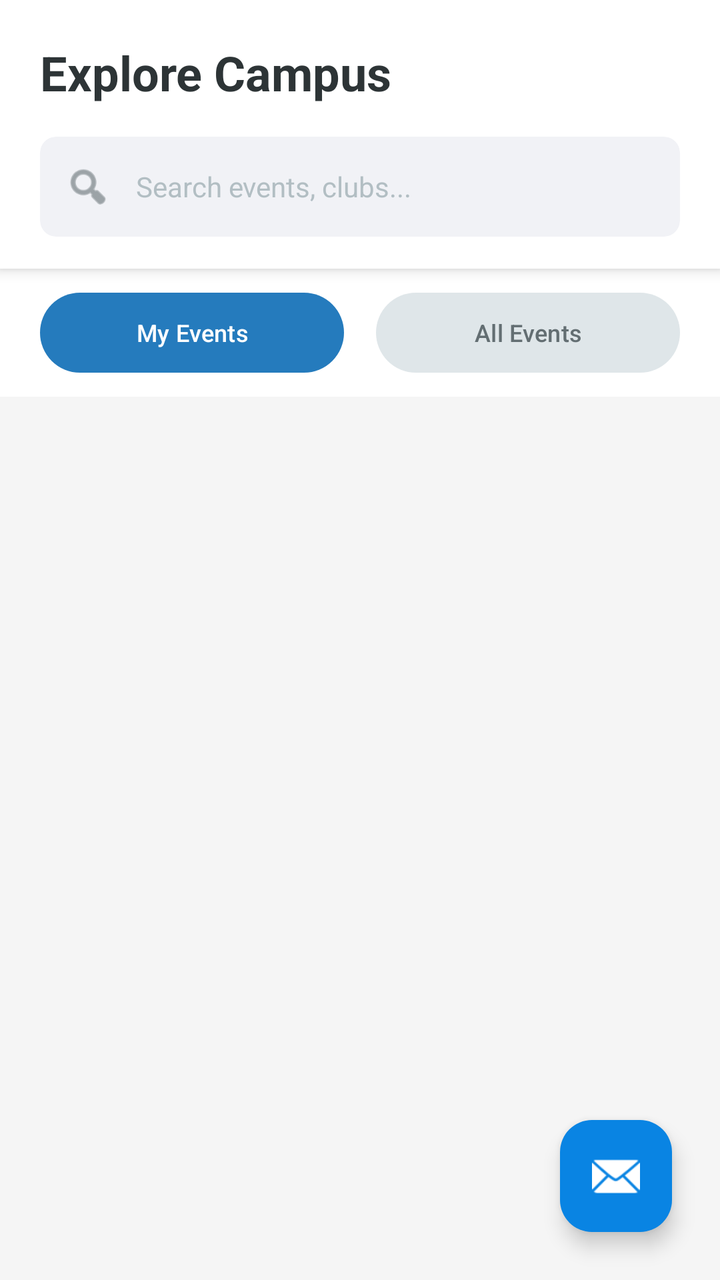
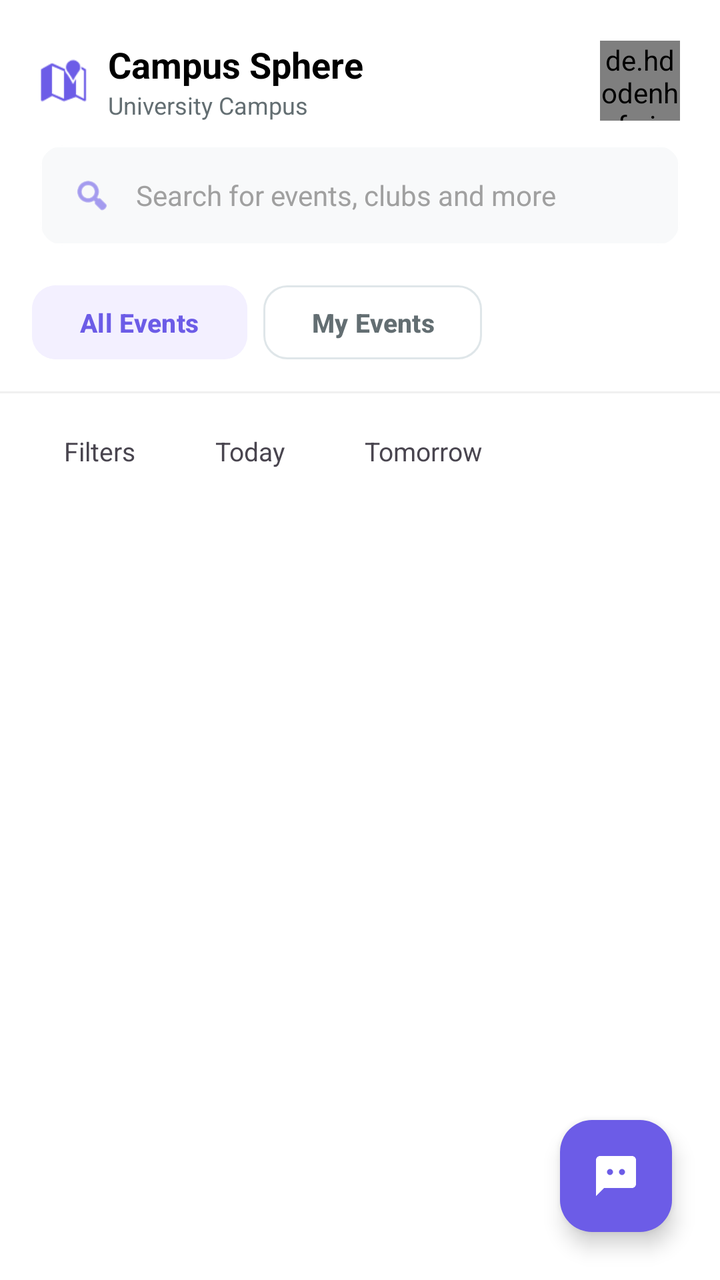

Before-and-after screenshots of an Android layout around one commit, followed by the original layout XML and the change that was made.
<!-- AndroidManifest.xml: application theme Theme.Campus_Sphere -->
<!-- res/layout/user_home.xml -->
<?xml version="1.0" encoding="utf-8"?>
<androidx.coordinatorlayout.widget.CoordinatorLayout
    xmlns:android="http://schemas.android.com/apk/res/android"
    xmlns:app="http://schemas.android.com/apk/res-auto"
    android:layout_width="match_parent"
    android:layout_height="match_parent"
    android:background="#F5F5F5">

    <LinearLayout
        android:layout_width="match_parent"
        android:layout_height="match_parent"
        android:orientation="vertical">

        <LinearLayout
            android:layout_width="match_parent"
            android:layout_height="wrap_content"
            android:background="#FFFFFF"
            android:orientation="vertical"
            android:paddingStart="20dp"
            android:paddingEnd="20dp"
            android:paddingTop="20dp"
            android:paddingBottom="16dp"
            android:elevation="4dp">

            <TextView
                android:layout_width="wrap_content"
                android:layout_height="wrap_content"
                android:text="Explore Campus"
                android:textSize="24sp"
                android:textStyle="bold"
                android:textColor="#2D3436"
                android:layout_marginBottom="16dp"/>

            <androidx.cardview.widget.CardView
                android:layout_width="match_parent"
                android:layout_height="50dp"
                app:cardCornerRadius="8dp"
                app:cardElevation="0dp"
                app:cardBackgroundColor="#F1F2F6">

                <LinearLayout
                    android:layout_width="match_parent"
                    android:layout_height="match_parent"
                    android:gravity="center_vertical"
                    android:orientation="horizontal"
                    android:paddingHorizontal="12dp">

                    <ImageView
                        android:layout_width="24dp"
                        android:layout_height="24dp"
                        android:src="@android:drawable/ic_menu_search"
                        app:tint="#636E72"/>

                    <EditText
                        android:id="@+id/search_bar"
                        android:layout_width="match_parent"
                        android:layout_height="match_parent"
                        android:background="@android:color/transparent"
                        android:hint="Search events, clubs..."
                        android:textSize="14sp"
                        android:layout_marginStart="12dp"
                        android:textColor="#2D3436"
                        android:textColorHint="#B2BEC3"
                        android:maxLines="1"
                        android:inputType="text"/>
                </LinearLayout>
            </androidx.cardview.widget.CardView>
        </LinearLayout>

        <LinearLayout
            android:layout_width="match_parent"
            android:layout_height="wrap_content"
            android:orientation="horizontal"
            android:background="#FFFFFF"
            android:paddingVertical="12dp"
            android:paddingHorizontal="20dp">

            <Button
                android:id="@+id/btnMyEvents"
                android:layout_width="0dp"
                android:layout_height="40dp"
                android:layout_marginEnd="8dp"
                android:layout_weight="1"
                android:background="@drawable/bg_tab_selected"
                android:text="My Events"
                android:textColor="#FFFFFF"
                android:textSize="12sp"
                app:backgroundTint="#257BBD" />

            <Button
                android:id="@+id/btnAllEvents"
                android:layout_width="0dp"
                android:layout_height="40dp"
                android:layout_weight="1"
                android:text="All Events"
                android:textSize="12sp"
                android:textColor="#636E72"
                android:background="@drawable/bg_tab_unselected"
                app:backgroundTint="#DFE6E9"
                android:layout_marginStart="8dp"/>
        </LinearLayout>

        <androidx.recyclerview.widget.RecyclerView
            android:id="@+id/eventsRecyclerView"
            android:layout_width="match_parent"
            android:layout_height="match_parent"
            android:padding="12dp"
            android:clipToPadding="false"/>

    </LinearLayout>

    <com.google.android.material.floatingactionbutton.FloatingActionButton
        android:id="@+id/chatFab"
        android:layout_width="wrap_content"
        android:layout_height="wrap_content"
        android:layout_gravity="bottom|end"
        android:layout_margin="24dp"
        android:src="@android:drawable/ic_dialog_email"
        app:backgroundTint="#0984E3"
        app:tint="#FFFFFF"
        android:contentDescription="Chat with AI" />

</androidx.coordinatorlayout.widget.CoordinatorLayout>
<!-- resources referenced by this layout -->
<resources>
  <!-- drawable bg_tab_selected (drawable) -->
  <?xml version="1.0" encoding="utf-8"?>
  <shape xmlns:android="http://schemas.android.com/apk/res/android">
      <solid android:color="#0984E3"/> <corners android:radius="20dp"/>
  </shape>
  <!-- drawable bg_tab_unselected (drawable) -->
  <?xml version="1.0" encoding="utf-8"?>
  <shape xmlns:android="http://schemas.android.com/apk/res/android">
      <solid android:color="#DFE6E9"/> <corners android:radius="20dp"/>
  </shape>
  <style name="Theme.Campus_Sphere" parent="Base.Theme.Campus_Sphere" />
  <style name="Base.Theme.Campus_Sphere" parent="Theme.Material3.DayNight.NoActionBar">
          
          
      </style>
</resources>

<!-- the commit's change to res/layout/user_home.xml (unified diff, before → after) -->
@@ -4,110 +4,206 @@
     xmlns:app="http://schemas.android.com/apk/res-auto"
     android:layout_width="match_parent"
     android:layout_height="match_parent"
-    android:background="#F5F5F5">
-
-    <LinearLayout
+    android:background="#FFFFFF">
+
+    <com.google.android.material.appbar.AppBarLayout
         android:layout_width="match_parent"
-        android:layout_height="match_parent"
-        android:orientation="vertical">
+        android:layout_height="wrap_content"
+        android:background="#FFFFFF"
+        app:elevation="0dp">
 
         <LinearLayout
             android:layout_width="match_parent"
             android:layout_height="wrap_content"
-            android:background="#FFFFFF"
-            android:orientation="vertical"
-            android:paddingStart="20dp"
-            android:paddingEnd="20dp"
-            android:paddingTop="20dp"
-            android:paddingBottom="16dp"
-            android:elevation="4dp">
-
-            <TextView
-                android:layout_width="wrap_content"
+            android:orientation="vertical">
+
+            
+            <LinearLayout
+                android:layout_width="match_parent"
                 android:layout_height="wrap_content"
-                android:text="Explore Campus"
-                android:textSize="24sp"
-                android:textStyle="bold"
-                android:textColor="#2D3436"
-                android:layout_marginBottom="16dp"/>
-
+                android:orientation="horizontal"
+                android:gravity="center_vertical"
+                android:paddingHorizontal="20dp"
+                android:paddingTop="20dp"
+                android:paddingBottom="12dp">
+                
+                <ImageView
+                    android:layout_width="24dp"
+                    android:layout_height="24dp"
+                    android:src="@android:drawable/ic_dialog_map"
+                    app:tint="#6C5CE7" />
+                    
+                <LinearLayout
+                    android:layout_width="0dp"
+                    android:layout_height="wrap_content"
+                    android:layout_weight="1"
+                    android:orientation="vertical"
+                    android:layout_marginStart="10dp">
+                    <TextView
+                        android:layout_width="wrap_content"
+                        android:layout_height="wrap_content"
+                        android:text="Campus Sphere"
+                        android:textSize="18sp"
+                        android:textStyle="bold"
+                        android:textColor="#000000"/>
+                    <TextView
+                        android:layout_width="wrap_content"
+                        android:layout_height="wrap_content"
+                        android:text="University Campus"
+                        android:textSize="12sp"
+                        android:textColor="#636E72"/>
+                </LinearLayout>
+
+                <de.hdodenhof.circleimageview.CircleImageView
+                    android:id="@+id/homeProfileImage"
+                    android:layout_width="40dp"
+                    android:layout_height="40dp"
+                    android:src="@android:drawable/sym_def_app_icon"
+                    app:civ_border_width="1dp"
+                    app:civ_border_color="#DFE6E9"/>
+            </LinearLayout>
+
+            
             <androidx.cardview.widget.CardView
                 android:layout_width="match_parent"
                 android:layout_height="50dp"
-                app:cardCornerRadius="8dp"
+                android:layout_marginHorizontal="20dp"
+                android:layout_marginBottom="16dp"
+                app:cardCornerRadius="12dp"
                 app:cardElevation="0dp"
-                app:cardBackgroundColor="#F1F2F6">
-
+                app:cardBackgroundColor="#F8F9FA">
                 <LinearLayout
                     android:layout_width="match_parent"
                     android:layout_height="match_parent"
                     android:gravity="center_vertical"
                     android:orientation="horizontal"
-                    android:paddingHorizontal="12dp">
-
+                    android:paddingHorizontal="16dp"
+                    android:background="@drawable/bg_rounded_border">
                     <ImageView
-                        android:layout_width="24dp"
-                        android:layout_height="24dp"
+                        android:layout_width="20dp"
+                        android:layout_height="20dp"
                         android:src="@android:drawable/ic_menu_search"
-                        app:tint="#636E72"/>
-
+                        app:tint="#6C5CE7"/>
                     <EditText
                         android:id="@+id/search_bar"
                         android:layout_width="match_parent"
                         android:layout_height="match_parent"
                         android:background="@android:color/transparent"
-                        android:hint="Search events, clubs..."
+                        android:hint="Search for events, clubs and more"
                         android:textSize="14sp"
                         android:layout_marginStart="12dp"
                         android:textColor="#2D3436"
-                        android:textColorHint="#B2BEC3"
+                        android:textColorHint="#A0A0A0"
                         android:maxLines="1"
                         android:inputType="text"/>
                 </LinearLayout>
             </androidx.cardview.widget.CardView>
+            
+            
+            <HorizontalScrollView
+                android:layout_width="match_parent"
+                android:layout_height="wrap_content"
+                android:scrollbars="none"
+                android:paddingHorizontal="16dp"
+                android:clipToPadding="false">
+                
+                <LinearLayout
+                    android:layout_width="wrap_content"
+                    android:layout_height="wrap_content"
+                    android:orientation="horizontal"
+                    android:paddingBottom="12dp">
+                    
+                    <com.google.android.material.button.MaterialButton
+                        android:id="@+id/btnAllEvents"
+                        android:layout_width="wrap_content"
+                        android:layout_height="45dp"
+                        android:layout_marginEnd="8dp"
+                        android:text="All Events"
+                        android:textSize="13sp"
+                        android:textStyle="bold"
+                        android:textColor="#6C5CE7"
+                        android:backgroundTint="#F3F0FF"
+                        app:cornerRadius="12dp"
+                        app:elevation="0dp"/>
+
+                    <com.google.android.material.button.MaterialButton
+                        android:id="@+id/btnMyEvents"
+                        android:layout_width="wrap_content"
+                        android:layout_height="45dp"
+                        android:layout_marginEnd="8dp"
+                        android:text="My Events"
+                        android:textSize="13sp"
+                        android:textStyle="bold"
+                        android:textColor="#636E72"
+                        android:backgroundTint="#FFFFFF"
+                        app:cornerRadius="12dp"
+                        app:elevation="0dp"
+                        app:strokeWidth="1dp"
+                        app:strokeColor="#DFE6E9"/>
+                </LinearLayout>
+            </HorizontalScrollView>
+
+            <View
+                android:layout_width="match_parent"
+                android:layout_height="1dp"
+                android:background="#F0F0F0"/>
+
+            
+            <HorizontalScrollView
+                android:layout_width="match_parent"
+                android:layout_height="wrap_content"
+                android:scrollbars="none"
+                android:paddingHorizontal="16dp"
+                android:paddingVertical="12dp"
+                android:clipToPadding="false">
+                
+                <LinearLayout
+                    android:layout_width="wrap_content"
+                    android:layout_height="wrap_content"
+                    android:orientation="horizontal">
+                    
+                    <TextView
+                        android:layout_width="wrap_content"
+                        android:layout_height="wrap_content"
+                        android:text="Filters"
+                        android:textSize="13sp"
+                        android:paddingHorizontal="16dp"
+                        android:paddingVertical="8dp"
+                        android:background="@drawable/bg_rounded_border"
+                        android:layout_marginEnd="8dp"/>
+                        
+                    <TextView
+                        android:layout_width="wrap_content"
+                        android:layout_height="wrap_content"
+                        android:text="Today"
+                        android:textSize="13sp"
+                        android:paddingHorizontal="16dp"
+                        android:paddingVertical="8dp"
+                        android:background="@drawable/bg_rounded_border"
+                        android:layout_marginEnd="8dp"/>
+                        
+                    <TextView
+                        android:layout_width="wrap_content"
+                        android:layout_height="wrap_content"
+                        android:text="Tomorrow"
+                        android:textSize="13sp"
+                        android:paddingHorizontal="16dp"
+                        android:paddingVertical="8dp"
+                        android:background="@drawable/bg_rounded_border"
+                        android:layout_marginEnd="8dp"/>
+                </LinearLayout>
+            </HorizontalScrollView>
         </LinearLayout>
-
-        <LinearLayout
-            android:layout_width="match_parent"
-            android:layout_height="wrap_content"
-            android:orientation="horizontal"
-            android:background="#FFFFFF"
-            android:paddingVertical="12dp"
-            android:paddingHorizontal="20dp">
-
-            <Button
-                android:id="@+id/btnMyEvents"
-                android:layout_width="0dp"
-                android:layout_height="40dp"
-                android:layout_marginEnd="8dp"
-                android:layout_weight="1"
-                android:background="@drawable/bg_tab_selected"
-                android:text="My Events"
-                android:textColor="#FFFFFF"
-                android:textSize="12sp"
-                app:backgroundTint="#257BBD" />
-
-            <Button
-                android:id="@+id/btnAllEvents"
-                android:layout_width="0dp"
-                android:layout_height="40dp"
-                android:layout_weight="1"
-                android:text="All Events"
-                android:textSize="12sp"
-                android:textColor="#636E72"
-                android:background="@drawable/bg_tab_unselected"
-                app:backgroundTint="#DFE6E9"
-                android:layout_marginStart="8dp"/>
-        </LinearLayout>
-
-        <androidx.recyclerview.widget.RecyclerView
-            android:id="@+id/eventsRecyclerView"
-            android:layout_width="match_parent"
-            android:layout_height="match_parent"
-            android:padding="12dp"
-            android:clipToPadding="false"/>
-
-    </LinearLayout>
+    </com.google.android.material.appbar.AppBarLayout>
+
+    <androidx.recyclerview.widget.RecyclerView
+        android:id="@+id/eventsRecyclerView"
+        android:layout_width="match_parent"
+        android:layout_height="match_parent"
+        android:paddingTop="8dp"
+        android:paddingBottom="80dp"
+        android:clipToPadding="false"
+        app:layout_behavior="@string/appbar_scrolling_view_behavior"/>
 
     <com.google.android.material.floatingactionbutton.FloatingActionButton
         android:id="@+id/chatFab"
@@ -115,9 +211,11 @@
         android:layout_height="wrap_content"
         android:layout_gravity="bottom|end"
         android:layout_margin="24dp"
-        android:src="@android:drawable/ic_dialog_email"
-        app:backgroundTint="#0984E3"
+        android:src="@drawable/ic_chatbot"
+        app:backgroundTint="#6C5CE7"
         app:tint="#FFFFFF"
+        app:elevation="6dp"
+        app:fabSize="normal"
         android:contentDescription="Chat with AI" />
 
 </androidx.coordinatorlayout.widget.CoordinatorLayout>
<!-- resource entries referenced after the edit -->
@@ -1,19 +1,49 @@
 <!-- resources referenced by this layout -->
 <resources>
-  <!-- drawable bg_tab_selected (drawable) -->
+  <!-- drawable bg_rounded_border (drawable) -->
   <?xml version="1.0" encoding="utf-8"?>
   <shape xmlns:android="http://schemas.android.com/apk/res/android">
-      <solid android:color="#0984E3"/> <corners android:radius="20dp"/>
-  </shape>
-  <!-- drawable bg_tab_unselected (drawable) -->
+      <stroke android:width="1dp" android:color="#FFFFFF"/>
+      <corners android:radius="8dp"/>
+      <solid android:color="#00000000"/> </shape>
+  <!-- drawable ic_chatbot (drawable) -->
   <?xml version="1.0" encoding="utf-8"?>
-  <shape xmlns:android="http://schemas.android.com/apk/res/android">
-      <solid android:color="#DFE6E9"/> <corners android:radius="20dp"/>
-  </shape>
+  <vector xmlns:android="http://schemas.android.com/apk/res/android"
+      android:width="24dp"
+      android:height="24dp"
+      android:viewportWidth="24.0"
+      android:viewportHeight="24.0"
+      android:tint="#FFFFFF">
+      <path
+          android:fillColor="#3b4cca"
+          android:pathData="M20,2H4C2.9,2 2,2.9 2,4v18l4,-4h14c1.1,0 2,-0.9 2,-2V4C22,2.9 21.1,2 20,2zM15,11.5c-0.8,0 -1.5,-0.7 -1.5,-1.5s0.7,-1.5 1.5,-1.5 1.5,0.7 1.5,1.5S15.8,11.5 15,11.5zM9,11.5c-0.8,0 -1.5,-0.7 -1.5,-1.5S8.2,8.5 9,8.5s1.5,0.7 1.5,1.5S9.8,11.5 9,11.5z"/>
+      <path
+          android:fillColor="#00000000"
+          android:strokeColor="#FFFFFF"
+          android:strokeWidth="1.5"
+          android:pathData="M16,13.5c0,1.4 -1.8,2.5 -4,2.5s-4,-1.1 -4,-2.5"/>
+  </vector>
   <style name="Theme.Campus_Sphere" parent="Base.Theme.Campus_Sphere" />
   <style name="Base.Theme.Campus_Sphere" parent="Theme.Material3.DayNight.NoActionBar">
-          
-          
+          <item name="colorPrimary">@color/app_primary</item>
+          <item name="colorOnPrimary">@color/app_on_primary</item>
+          <item name="colorPrimaryContainer">@color/app_primary_container</item>
+          <item name="colorSecondary">@color/app_secondary</item>
+          <item name="colorSecondaryContainer">@color/app_secondary_container</item>
+          <item name="colorSurface">@color/app_surface</item>
+          <item name="colorOnSurface">@color/app_on_surface</item>
+          <item name="colorError">@color/app_error</item>
+          <item name="android:windowBackground">@color/app_background</item>
+          <item name="android:navigationBarColor">@color/app_surface</item>
       </style>
+  <color name="app_primary">#0B3D91</color>
+  <color name="app_on_primary">#FFFFFF</color>
+  <color name="app_primary_container">#DCE7FF</color>
+  <color name="app_secondary">#00B894</color>
+  <color name="app_secondary_container">#D6FFF4</color>
+  <color name="app_surface">#FFFFFF</color>
+  <color name="app_on_surface">#1F2937</color>
+  <color name="app_error">#D63031</color>
+  <color name="app_background">#F6F7FB</color>
 </resources>
 
